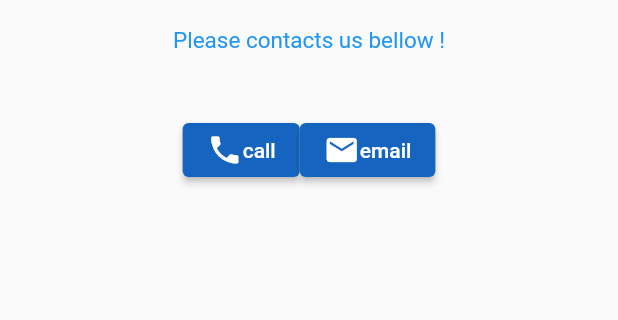
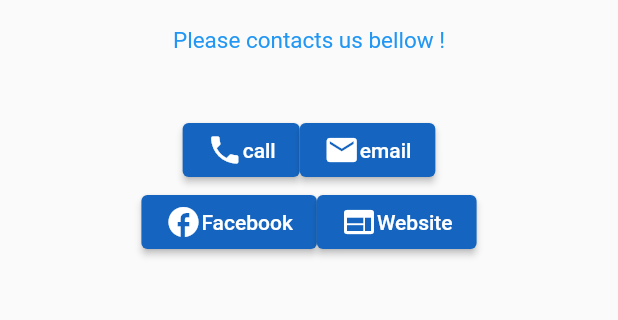
Before and after one commit to AaronPaul6/kurdistanTechnicalinstitute, a Flutter app: the HomeScreen screen opened by its route, after a tap on "Contact Us", on a phone screen of 412 x 824 dp, the part 474-794 px from its top. Run offline on Flutter 3.47's test engine with Material 2 defaults, Android fonts, the phone set to English and light mode, and no system bars; our stand-ins replace flutter_svg, google_fonts, sizer, video_player, youtube_player_flutter; missing offline and left inert: fancy_avatar, flutter_email_sender.

Commit message:
Arya's Commit

```diff
--- a/lib/screens/Contactus/contact.dart
+++ b/lib/screens/Contactus/contact.dart
@@ -129,6 +129,45 @@ class contact extends StatelessWidget {
               ),),],
         ),
 
+            Row(
+              mainAxisAlignment: MainAxisAlignment.center,
+              children: <Widget>[
+                ElevatedButton(
+                  onPressed: () {
+                    _makePhoneCall('123-456-7890');
+                    // Do something
+                  },
+                  child: Row(
+                    mainAxisAlignment: MainAxisAlignment.center,
+                    children: [
+                      Icon(Icons.facebook),
+                      Text('Facebook'),
+                    ],
+                  ),
+                  style: ButtonStyle( backgroundColor: MaterialStateProperty.all<Color>(
+                    Colors.blue.shade800, ),     ), ),
+
+                ElevatedButton(
+                  onPressed: () {
+                    _sendEmail('recipient@example.com', 'Subject', 'Body');
+                    // Do something
+                  },
+                  child: Row(
+                    mainAxisAlignment: MainAxisAlignment.center,
+                    children: [
+                      Icon(Icons.web),
+                      Text('Website'),
+                    ],
+                  ),
+                  style: ButtonStyle(
+                    backgroundColor: MaterialStateProperty.all<Color>(
+                      Colors.blue.shade800, // Change the color of the button here ),
+                    ),
+
+                    //
+                  ),),],
+            ),
+
 ],
         ),
       ),
```
